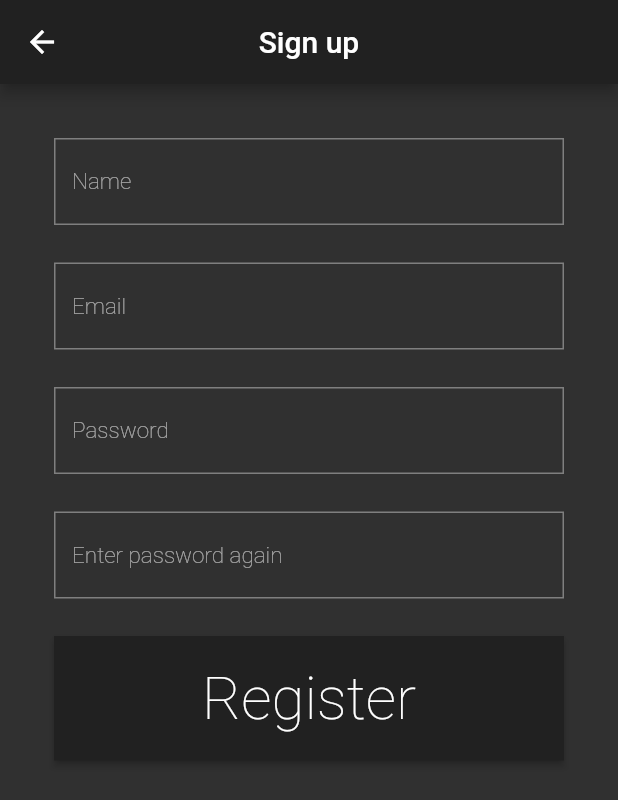
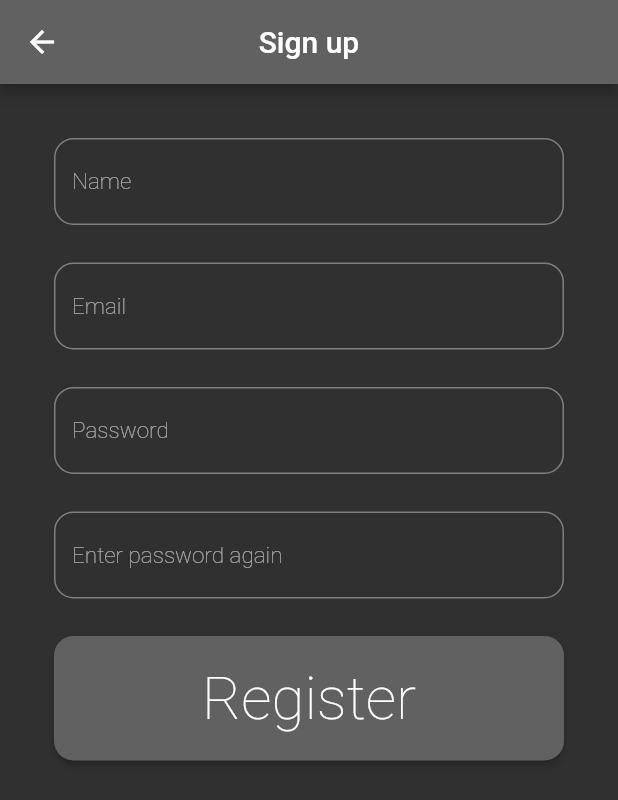
Before and after one commit to rabaraaaron/Gradebook, a Flutter app: the screen it shows after launch, after a tap on "Sign up", on a phone screen of 412 x 824 dp. Shown: the top 800 px of the screen. Run offline on Flutter 3.47's test engine with Material 2 defaults, Android fonts, the phone set to English and light mode, and no system bars; our stand-ins replace cloud_firestore, firebase_auth, firebase_core, flushbar, flutter_slidable, flutter_spinkit and 1 more; accounts and stored records are empty; Roboto replaces fonts that are missing (TextStyle).

Commit message:
Firebase error messages are now displayed as snackbar for 5 seconds. Changed few things with theme colors. Removed the white background from the icon in the welcome page. Changed the buttons shape to rounded.
asdd

```diff
--- a/gradebook/lib/main.dart
+++ b/gradebook/lib/main.dart
@@ -63,7 +63,9 @@ class _GradebookState extends State<Gradebook> {
         child: MaterialApp(
           theme: ThemeData(
             brightness: Brightness.dark,
-            accentColor: Colors.white,
+            primaryColor: Colors.grey[700],
+            backgroundColor: Colors.brown[300],
+            accentColor: Colors.red,
             fontFamily: GoogleFonts.quicksand().toStringShort(),
             textTheme: TextTheme(
               headline1: TextStyle(
--- a/gradebook/lib/pages/SignUpPage.dart
+++ b/gradebook/lib/pages/SignUpPage.dart
@@ -16,6 +16,8 @@ class _SignUpPageState extends State<SignUpPage> {
   String name = '';
   String error = '';
 
+
+
   final AuthService _auth = AuthService();
   final _formKey = GlobalKey<FormState>();
   bool loading = false;
@@ -29,7 +31,7 @@ class _SignUpPageState extends State<SignUpPage> {
       style: Theme.of(context).textTheme.headline3,
       decoration: InputDecoration(
           hintText: "Name",
-          border: OutlineInputBorder(borderRadius: BorderRadius.circular(0.0))),
+          border: OutlineInputBorder(borderRadius: BorderRadius.circular(13.0))),
       validator: (val) =>
           ValidatorService().validateName(val),
       onChanged: (val) =>
@@ -41,7 +43,7 @@ class _SignUpPageState extends State<SignUpPage> {
       style: Theme.of(context).textTheme.headline3,
       decoration: InputDecoration(
           hintText: "Email",
-          border: OutlineInputBorder(borderRadius: BorderRadius.circular(0.0))),
+          border: OutlineInputBorder(borderRadius: BorderRadius.circular(13.0))),
       validator: (val) =>
           ValidatorService().validateEmail(val),
       onChanged: (val) =>
@@ -53,7 +55,7 @@ class _SignUpPageState extends State<SignUpPage> {
       decoration: InputDecoration(
           hintText: "Password",
           border:
-          OutlineInputBorder(borderRadius: BorderRadius.circular(0.0))),
+          OutlineInputBorder(borderRadius: BorderRadius.circular(13.0))),
       validator: (val) =>
           ValidatorService().validatePassword(val),
       onChanged: (val) =>
@@ -66,7 +68,7 @@ class _SignUpPageState extends State<SignUpPage> {
       decoration: InputDecoration(
           hintText: "Enter password again",
           border:
-          OutlineInputBorder(borderRadius: BorderRadius.circular(0.0))),
+          OutlineInputBorder(borderRadius: BorderRadius.circular(13.0))),
     );
     final registerBtn =
     RaisedButton(
@@ -75,14 +77,14 @@ class _SignUpPageState extends State<SignUpPage> {
           style: Theme.of(context).textTheme.headline4,),
       ),
       color: Theme.of(context).primaryColor,
-      shape: RoundedRectangleBorder(),
+      shape: RoundedRectangleBorder(borderRadius: BorderRadius.circular(13.0)),
       onPressed: () async {
         // Navigator.pushNamed(context, '/Terms');
         if (_formKey.currentState.validate()) {
           setState(() => loading = true);
           dynamic result =
           await _auth.regEmailPass(
-              email, password, name);
+              context, email, password, name);
           if(result != null)
             Navigator.pop(context);
           loading = false;
--- a/gradebook/lib/pages/WelcomePage.dart
+++ b/gradebook/lib/pages/WelcomePage.dart
@@ -32,8 +32,7 @@ class _WelcomePageState extends State<WelcomePage> {
                     style: Theme.of(context).textTheme.headline4,
                   ),
                   color: Theme.of(context).primaryColor,
-                  shape: RoundedRectangleBorder(
-                  ),
+                  shape: RoundedRectangleBorder(borderRadius: BorderRadius.circular(13.0)),
                   onPressed: () {
                     Navigator.pushNamed(context, '/Sign_up');
                   },
@@ -46,13 +45,10 @@ class _WelcomePageState extends State<WelcomePage> {
                 right: 20,
                 bottom: 130,
                 child: RaisedButton(
+                  shape: RoundedRectangleBorder(borderRadius: BorderRadius.circular(13.0)),
                   child: Text('login', style: Theme.of(context).textTheme.headline4,
                   ),
                   color: Theme.of(context).primaryColor,
-                  shape: RoundedRectangleBorder(
-                    //borderRadius: BorderRadius.all(Radius.circular(16.0)),
-                    // side: BorderRadius(color: Colors.black),
-                  ),
                   onPressed: () {
                     Navigator.pushNamed(context, '/Login');
                   },
--- a/gradebook/lib/utils/menuDrawer.dart
+++ b/gradebook/lib/utils/menuDrawer.dart
@@ -17,7 +17,7 @@ class MenuDrawer extends StatelessWidget {
               while (Navigator.canPop(context))
                 if(Navigator.canPop(context))
                   Navigator.pop(context);
-              await AuthService().signOut();
+              await AuthService().signOut(context);
             },
           ),
         ],
--- a/gradebook/pubspec.yaml
+++ b/gradebook/pubspec.yaml
@@ -36,6 +36,7 @@ dependencies:
   flutter_spinkit: ^4.1.2
   firebase_dynamic_links: ^0.6.1
   cloud_firestore: ^0.14.3
+  flushbar: ^1.10.4
 
 
 dev_dependencies:
```
Also changed, not shown: gradebook/lib/pages/LoginPage.dart (+11 -4 lines), gradebook/lib/services/auth_service.dart (+24 -8 lines), gradebook/assets/icon.png, gradebook/pubspec.lock.
